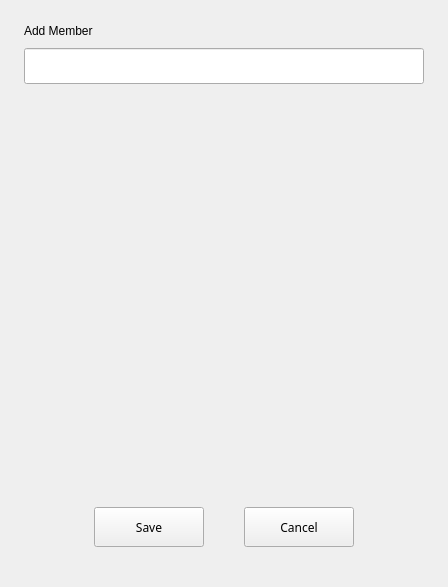
Old version of the form plugins/group/src/pages/add-users-page/add-users-page.ui in the repository openeuler-mirror/kiran-control-panel.
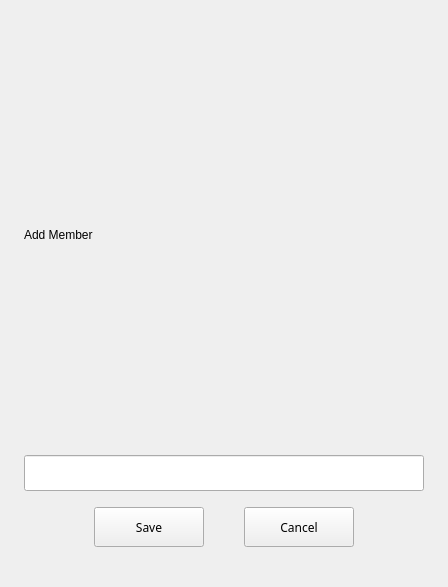
New version of the form. Custom widgets are drawn as their Qt base class.

Patch:
```diff
--- a/plugins/group/src/pages/add-users-page/add-users-page.ui
+++ b/plugins/group/src/pages/add-users-page/add-users-page.ui
@@ -59,22 +59,6 @@
      </item>
     </layout>
    </item>
-   <item>
-    <spacer name="spacer_4">
-     <property name="orientation">
-      <enum>Qt::Vertical</enum>
-     </property>
-     <property name="sizeType">
-      <enum>QSizePolicy::Minimum</enum>
-     </property>
-     <property name="sizeHint" stdset="0">
-      <size>
-       <width>0</width>
-       <height>0</height>
-      </size>
-     </property>
-    </spacer>
-   </item>
    <item>
     <layout class="QVBoxLayout" name="layout_user_list">
      <property name="spacing">
@@ -82,19 +66,6 @@
      </property>
     </layout>
    </item>
-   <item>
-    <spacer name="verticalSpacer">
-     <property name="orientation">
-      <enum>Qt::Vertical</enum>
-     </property>
-     <property name="sizeHint" stdset="0">
-      <size>
-       <width>20</width>
-       <height>40</height>
-      </size>
-     </property>
-    </spacer>
-   </item>
    <item>
     <layout class="QHBoxLayout" name="hlayout">
      <property name="spacing">
```
